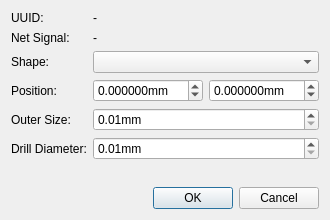
First picture: the form in libs/librepcb/projecteditor/boardeditor/boardviapropertiesdialog.ui, repository LibrePCB/LibrePCB, before the edit.
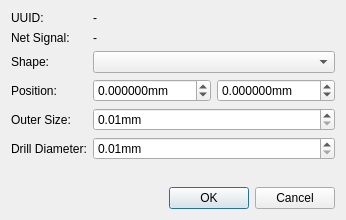
Second picture: the form after the edit.

```diff
--- a/libs/librepcb/projecteditor/boardeditor/boardviapropertiesdialog.ui
+++ b/libs/librepcb/projecteditor/boardeditor/boardviapropertiesdialog.ui
@@ -6,7 +6,7 @@
    <rect>
     <x>0</x>
     <y>0</y>
-    <width>330</width>
+    <width>346</width>
     <height>220</height>
    </rect>
   </property>
```
Left out of the diff: 4 changed lines with no effect on the pictures.
